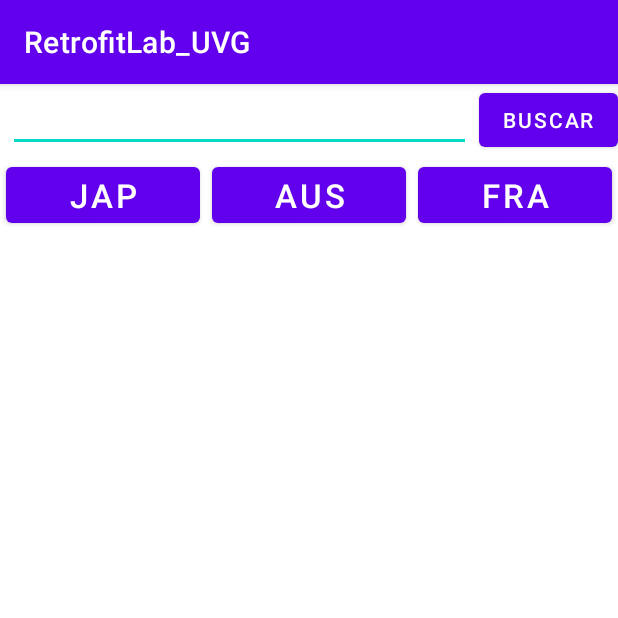
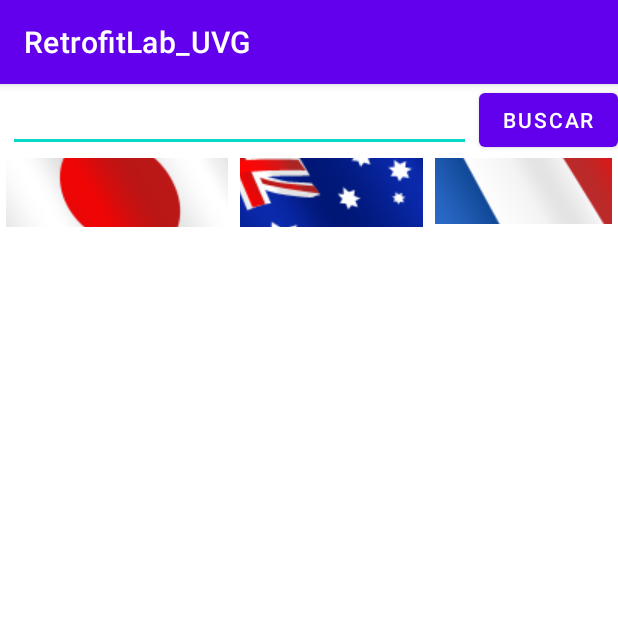
Before and after one commit to MGonza20/UVG_Apps_RetrofitLab, an Android app: the screen it shows after launch (MainActivity), on a phone screen of 412 x 824 dp, the top half of it. Run offline under Robolectric (Android 15) with nearby library versions, the phone set to English and light mode, and no system bars; our stand-ins replace Picasso; network calls fail; pictures from the network do not load; 1 statement that could not run was skipped.

Commit message:
coloqué los íconos de las banderas de los países

```diff
--- a/app/src/main/res/layout/activity_main.xml
+++ b/app/src/main/res/layout/activity_main.xml
@@ -40,30 +40,35 @@
         app:layout_constraintStart_toStartOf="parent"
         app:layout_constraintTop_toBottomOf="@+id/searchNews">
 
-        <Button
+        <ImageButton
             android:id="@+id/btnJap"
-            android:layout_width="0dp"
-            android:layout_height="wrap_content"
+            android:layout_width="30dp"
+            android:layout_height="46dp"
             android:layout_margin="4dp"
+            android:layout_marginLeft="4dp"
+            android:layout_marginTop="4dp"
             android:layout_weight="1"
+            android:src="@drawable/ic_japan"
             android:text="Jap"
             android:textSize="22sp" />
 
-        <Button
+        <ImageButton
             android:id="@+id/btnAus"
-            android:layout_width="0dp"
-            android:layout_height="wrap_content"
+            android:layout_width="4dp"
+            android:layout_height="46dp"
             android:layout_margin="4dp"
             android:layout_weight="1"
+            android:src="@drawable/australia_flag_icon"
             android:text="Aus"
             android:textSize="22sp" />
 
-        <Button
+        <ImageButton
             android:id="@+id/btnFr"
             android:layout_width="0dp"
-            android:layout_height="wrap_content"
+            android:layout_height="44dp"
             android:layout_margin="4dp"
             android:layout_weight="1"
+            android:src="@drawable/france_flag_icon"
             android:text="FRA"
             android:textSize="22sp" />
 
```
Also changed, not shown: app/src/main/res/drawable/australia_flag_icon.png (added), app/src/main/res/drawable/france_flag_icon.png (added), app/src/main/res/drawable/ic_japan.png (added), app/src/main/res/drawable/japan_flag.png (added), app/src/main/res/drawable/japan_flag_icon.jpg (added).
